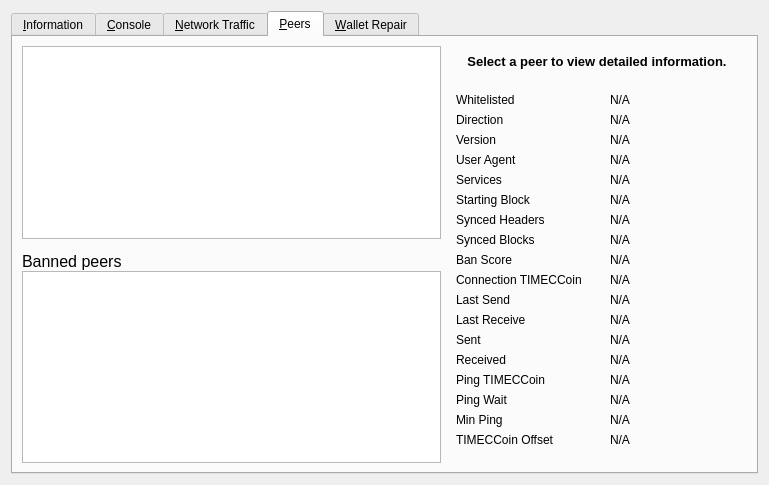
First picture: the form in src/qt/forms/debugwindow.ui, repository bambamko000/timecoin.io, before the edit.
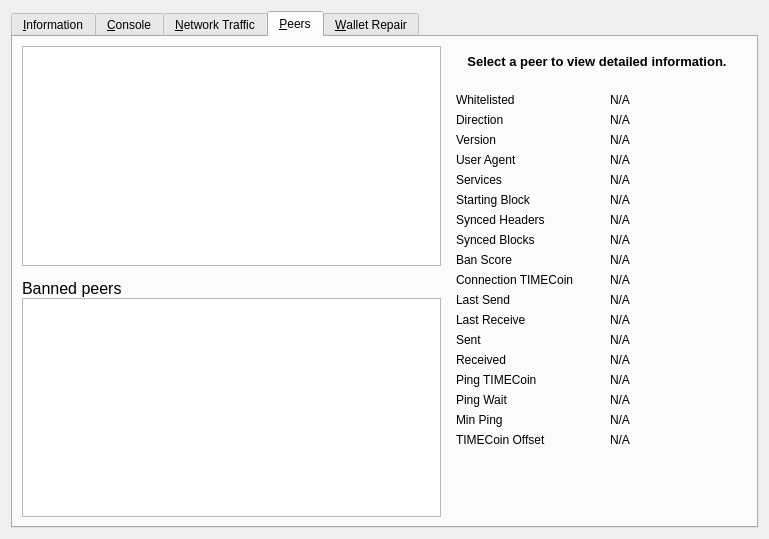
Second picture: the form after the edit. The open tabs and pages were chosen to show the change. Icons and pictures are not drawn. Custom widgets are drawn as their Qt base class.

```diff
--- a/src/qt/forms/debugwindow.ui
+++ b/src/qt/forms/debugwindow.ui
@@ -7,7 +7,7 @@
     <x>0</x>
     <y>0</y>
     <width>769</width>
-    <height>485</height>
+    <height>539</height>
    </rect>
   </property>
   <property name="windowTitle">
@@ -1224,7 +1224,7 @@
           <item row="9" column="0">
            <widget class="QLabel" name="label_22">
             <property name="text">
-             <string>Connection TIMECCoin</string>
+             <string>Connection TIMECoin</string>
             </property>
            </widget>
           </item>
@@ -1339,7 +1339,7 @@
           <item row="14" column="0">
            <widget class="QLabel" name="label_26">
             <property name="text">
-             <string>Ping TIMECCoin</string>
+             <string>Ping TIMECoin</string>
             </property>
            </widget>
           </item>
@@ -1411,7 +1411,7 @@
           <item row="17" column="0">
            <widget class="QLabel" name="label_timeoffset">
             <property name="text">
-             <string>TIMECCoin Offset</string>
+             <string>TIMECoin Offset</string>
             </property>
            </widget>
           </item>
```
Left out of the diff: 26 changed lines with no effect on the pictures. Lines whose indentation alone changed are shown as unchanged.
